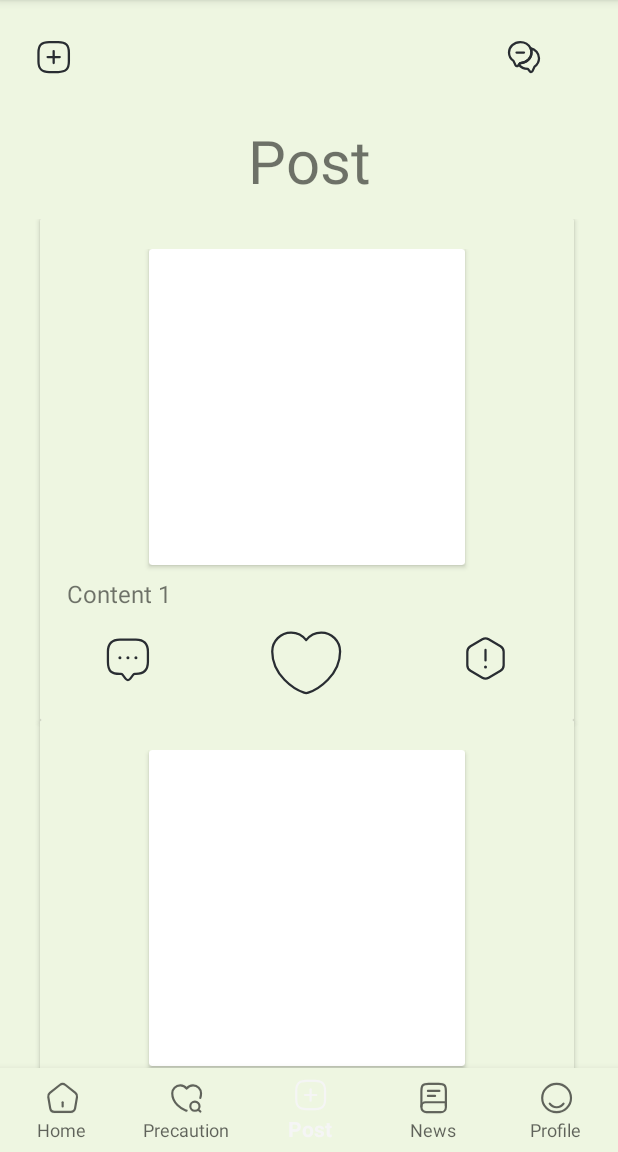
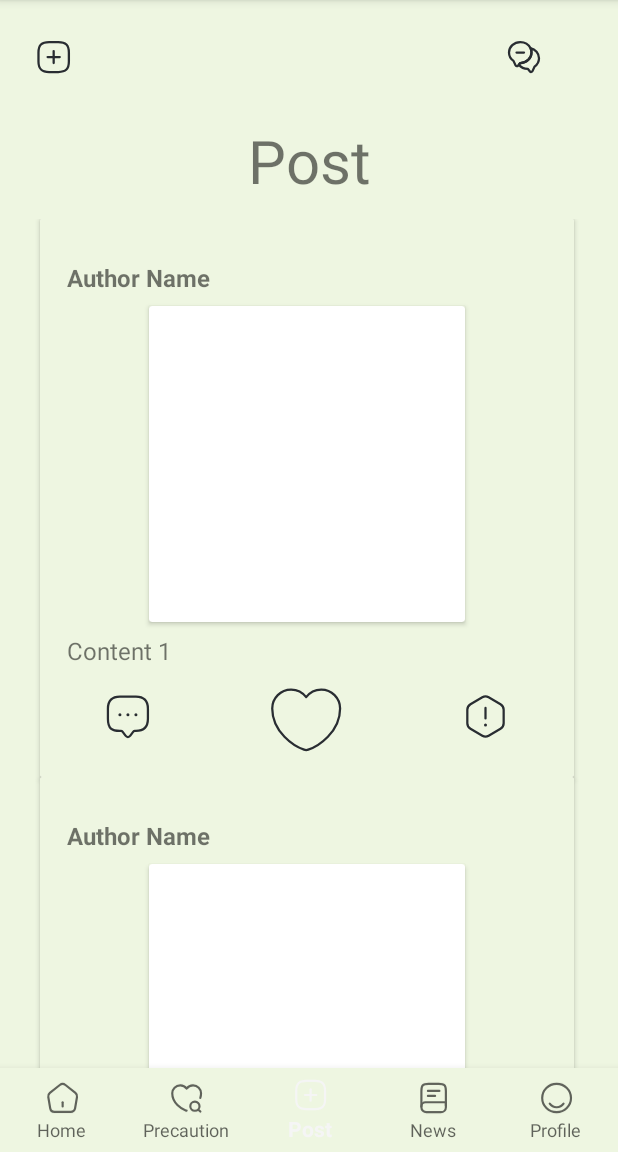
Before and after one commit to WeiJunHng/MAD-Project, an Android app: the DiscussionForumFragment screen opened through its navigation route, on a phone screen of 412 x 824 dp, the part 84-1236 px from its top. Run offline under Robolectric (Android 15) with nearby library versions, the phone set to English and light mode, and no system bars; our stand-ins replace Firebase (no records; nobody signed in at launch, a user with empty details on screens opened directly), Room's generated code, navigation-ui; libraries missing offline, so code that uses them is left out: soup.neumorphism; plain views replace NeumorphCardView; pictures from the network do not load; Roboto replaces fonts that are not available here; 2 statements that could not run were skipped.

Commit message:
modify post_list_item.xml and fragment_detail_post.xml

```diff
--- a/app/src/main/res/layout/post_list_item.xml
+++ b/app/src/main/res/layout/post_list_item.xml
@@ -19,7 +19,21 @@
         android:gravity="center_horizontal"
         android:paddingTop="20dp"
         android:paddingBottom="10dp"
+
         android:background="@drawable/light_background">
+
+        <TextView
+            android:id="@+id/TVAuthorName"
+            android:layout_width="wrap_content"
+            android:layout_height="wrap_content"
+            android:paddingBottom="15dp"
+            android:text="Author Name"
+            android:textSize="16sp"
+            android:padding="8dp"
+            android:layout_marginStart="10dp"
+            android:layout_marginEnd="10dp"
+            android:layout_gravity="start"
+            android:textStyle="bold" />
 
         <soup.neumorphism.NeumorphCardView
             android:layout_width="wrap_content"
@@ -55,11 +69,10 @@
             android:layout_height="wrap_content"
             android:gravity="center_vertical">
 
-            <!-- Like Button -->
             <ImageButton
                 android:id="@+id/IBComment"
                 android:layout_width="match_parent"
-                android:layout_height="wrap_content"
+                android:layout_height="match_parent"
                 android:layout_weight="1"
                 android:background="@null"
                 android:contentDescription="Comment Button"
@@ -81,7 +94,7 @@
             <ImageButton
                 android:id="@+id/IBReport"
                 android:layout_width="match_parent"
-                android:layout_height="wrap_content"
+                android:layout_height="match_parent"
                 android:layout_weight="1"
                 android:background="@null"
                 android:contentDescription="Report Button"
```
Also changed, not shown: app/src/main/res/layout/fragment_detail_post.xml (+110 -3 lines).
